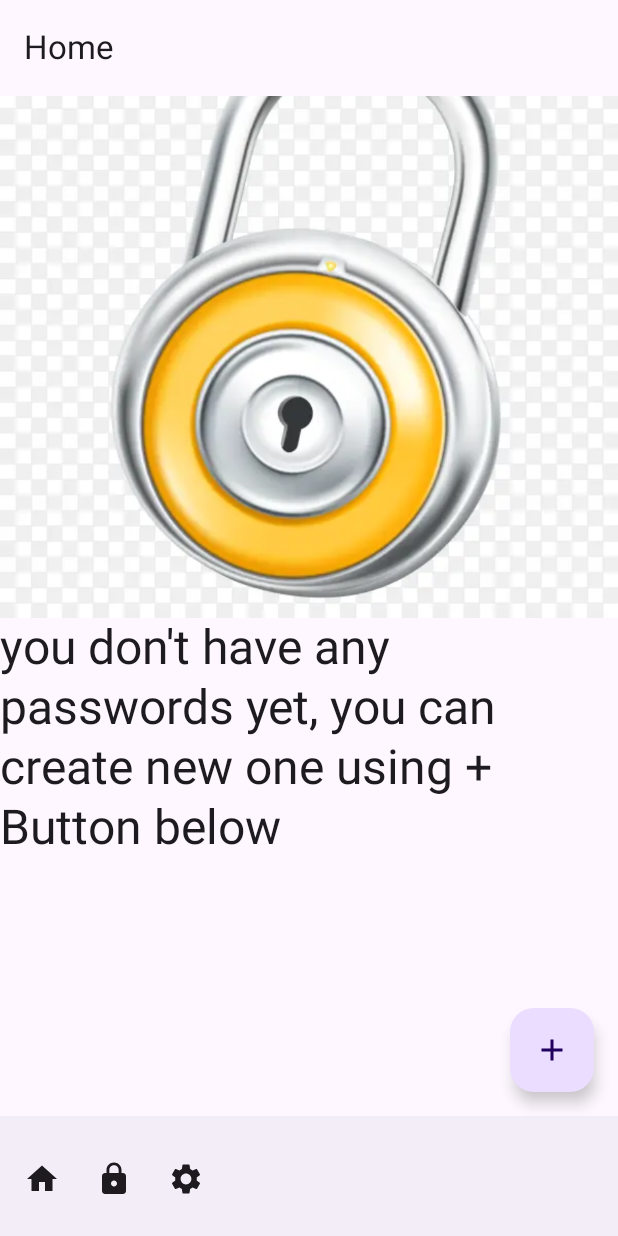
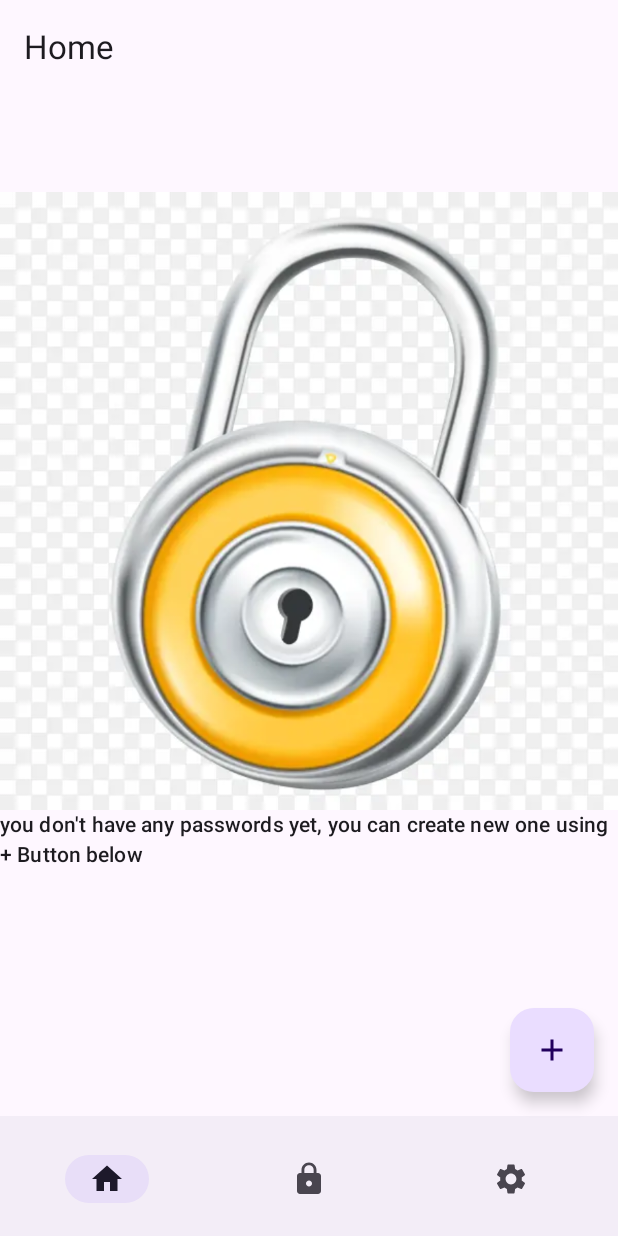
Before and after one commit to Boodyahmedhamdy/PasswordManager, an Android app built with Jetpack Compose: the screen it shows after launch (MainActivity), on a phone screen of 412 x 824 dp. Run offline under Robolectric (Android 15) with nearby library versions, the phone set to English and light mode, and no system bars.

Commit message:
enhanced the ui

```diff
--- a/app/src/main/java/com/example/passwordmanager/PasswordManagerApp.kt
+++ b/app/src/main/java/com/example/passwordmanager/PasswordManagerApp.kt
@@ -1,5 +1,8 @@
 package com.example.passwordmanager
 
+import androidx.compose.foundation.layout.Arrangement
+import androidx.compose.foundation.layout.Row
+import androidx.compose.foundation.layout.fillMaxSize
 import androidx.compose.foundation.layout.padding
 import androidx.compose.material.icons.Icons
 import androidx.compose.material.icons.filled.Add
@@ -11,6 +14,7 @@ import androidx.compose.material3.ExperimentalMaterial3Api
 import androidx.compose.material3.FloatingActionButton
 import androidx.compose.material3.Icon
 import androidx.compose.material3.IconButton
+import androidx.compose.material3.NavigationBarItem
 import androidx.compose.material3.Scaffold
 import androidx.compose.material3.Text
 import androidx.compose.material3.TopAppBar
@@ -38,16 +42,39 @@ fun PasswordManagerApp() {
             }
         },
         bottomBar = {
-            BottomAppBar(actions = {
-                IconButton(onClick = { /*TODO*/ }) {
-                    Icon(imageVector = Icons.Default.Home, contentDescription = "Home")
-                }
-                IconButton(onClick = { /*TODO*/ }) {
-                    Icon(imageVector = Icons.Default.Lock, contentDescription = "lock")
-                }
-                IconButton(onClick = { /*TODO*/ }) {
-                    Icon(imageVector = Icons.Default.Settings, contentDescription = "settings")
-                }
+            BottomAppBar(
+                actions = {
+                    NavigationBarItem(
+                        selected = true,
+                        onClick = { /*TODO*/ },
+                        icon = {
+                            Icon(
+                                imageVector = Icons.Default.Home,
+                                contentDescription = "Home"
+                            )
+                        }
+                    )
+                    NavigationBarItem(
+                        selected = false,
+                        onClick = { /*TODO*/ },
+                        icon = {
+                            Icon(
+                                imageVector = Icons.Default.Lock,
+                                contentDescription = "Home"
+                            )
+                        }
+                    )
+                    NavigationBarItem(
+                        selected = false,
+                        onClick = { /*TODO*/ },
+                        icon = {
+                            Icon(
+                                imageVector = Icons.Default.Settings,
+                                contentDescription = "Home"
+                            )
+                        }
+                    )
+
             })
         }
 
@@ -56,7 +83,9 @@ fun PasswordManagerApp() {
             state = HomeScreenUiState(),
             onPasswordListItemClicked = { /*TODO*/ },
             onPasswordListItemCopyClicked = { /*TODO*/ },
-            modifier = Modifier.padding(it))
+            modifier = Modifier
+                .padding(it)
+                .fillMaxSize())
     }
 }
 
--- a/app/src/main/java/com/example/passwordmanager/presentation/screens/HomeScreen.kt
+++ b/app/src/main/java/com/example/passwordmanager/presentation/screens/HomeScreen.kt
@@ -29,23 +29,28 @@ fun HomeScreen(
 
     if(state.isLoading){
         Box(
-            modifier = Modifier.fillMaxSize(),
+            modifier = modifier.fillMaxSize(),
             contentAlignment = Alignment.Center
         ) {
             CircularProgressIndicator()
         }
     }
     else if (state.passwords.isEmpty()) {
-        Column {
-            Image(painter = painterResource(id = R.drawable.lock), contentDescription = null)
-            Text(
-                text = "you don't have any passwords yet, you can create new one using + Button below",
-                style = MaterialTheme.typography.headlineLarge
-            )
+        Box(
+            modifier = modifier.fillMaxSize(),
+            contentAlignment = Alignment.Center
+        ) {
+            Column(modifier = modifier) {
+                Image(painter = painterResource(id = R.drawable.lock), contentDescription = null)
+                Text(
+                    text = "you don't have any passwords yet, you can create new one using + Button below",
+                    style = MaterialTheme.typography.labelLarge
+                )
+            }
         }
     }
     else {
-        LazyColumn {
+        LazyColumn(modifier = modifier) {
             items(state.passwords) {
                 PasswordListItem(
                     it,
```
